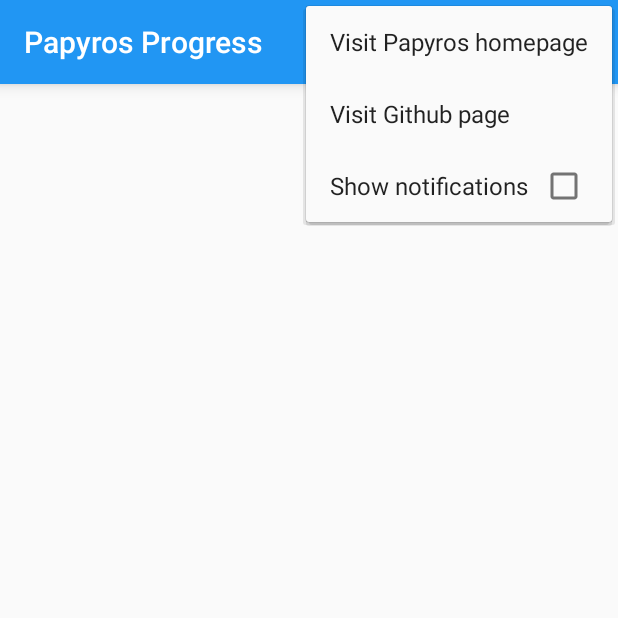
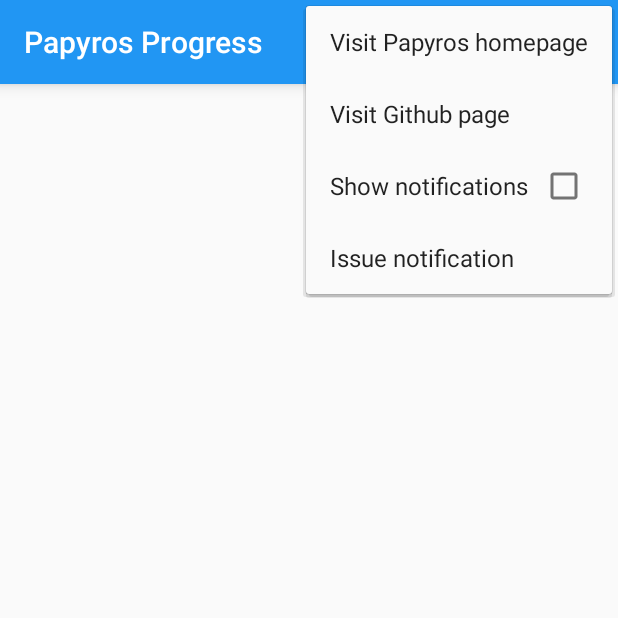
Before and after one commit to teinvdlugt/PapyrosProgress, an Android app: the screen it shows after launch (MainActivity), with the options menu open, on a phone screen of 412 x 824 dp, the top half of it. Run offline under Robolectric (Android 15) with nearby library versions, the phone set to English and light mode, and no system bars; 3 statements that could not run were skipped.

Commit message:
Create notification demo mode

```diff
--- a/app/src/main/java/com/teinproductions/tein/papyrosprogress/MainActivity.java
+++ b/app/src/main/java/com/teinproductions/tein/papyrosprogress/MainActivity.java
@@ -1,6 +1,7 @@
 package com.teinproductions.tein.papyrosprogress;
 
 import android.app.AlarmManager;
+import android.app.NotificationManager;
 import android.app.PendingIntent;
 import android.appwidget.AppWidgetManager;
 import android.content.ComponentName;
@@ -242,6 +243,9 @@
                 // Save preference
                 getSharedPreferences(SHARED_PREFERENCES, MODE_PRIVATE).edit()
                         .putBoolean(NOTIFICATION_PREFERENCE, item.isChecked()).apply();
+                return true;
+            case R.id.issue_notification:
+                NotificationReceiver.issueNotification(this, 80, 82, "Version 0.1");
         }
 
         return false;
--- a/app/src/main/java/com/teinproductions/tein/papyrosprogress/NotificationReceiver.java
+++ b/app/src/main/java/com/teinproductions/tein/papyrosprogress/NotificationReceiver.java
@@ -60,7 +60,7 @@
             int progressNew = closedNew * 100 / (openNew + closedNew);
 
             if (milestoneTitleNew.equals(milestoneTitleOld) && progressOld != progressNew) {
-                issueNotification(progressOld, progressNew);
+                issueNotification(context, progressOld, progressNew, milestoneTitleNew);
                 MainActivity.saveCache(context, result);
             }
         } catch (JSONException | NullPointerException e) {
@@ -68,10 +68,10 @@
         }
     }
 
-    private void issueNotification(int progressOld, int progressNew) {
+    public static void issueNotification(Context context, int progressOld, int progressNew, String milestoneTitle) {
         String title = context.getString(R.string.app_name);
         String message = String.format(context.getString(R.string.notific_msg_text_format),
-                milestoneTitleNew, progressOld, progressNew);
+                milestoneTitle, progressOld, progressNew);
 
         PendingIntent pendingIntent = PendingIntent.getActivity(context, 0, new Intent(context, MainActivity.class),
                 PendingIntent.FLAG_UPDATE_CURRENT);
--- a/app/src/main/res/menu/menu_main.xml
+++ b/app/src/main/res/menu/menu_main.xml
@@ -18,4 +18,9 @@
         android:orderInCategory="102"
         android:title="@string/show_notification"
         app:showAsAction="never" />
+    <item
+        android:id="@+id/issue_notification"
+        android:orderInCategory="103"
+        android:title="Issue notification"
+        app:showAsAction="never" />
 </menu>
```
